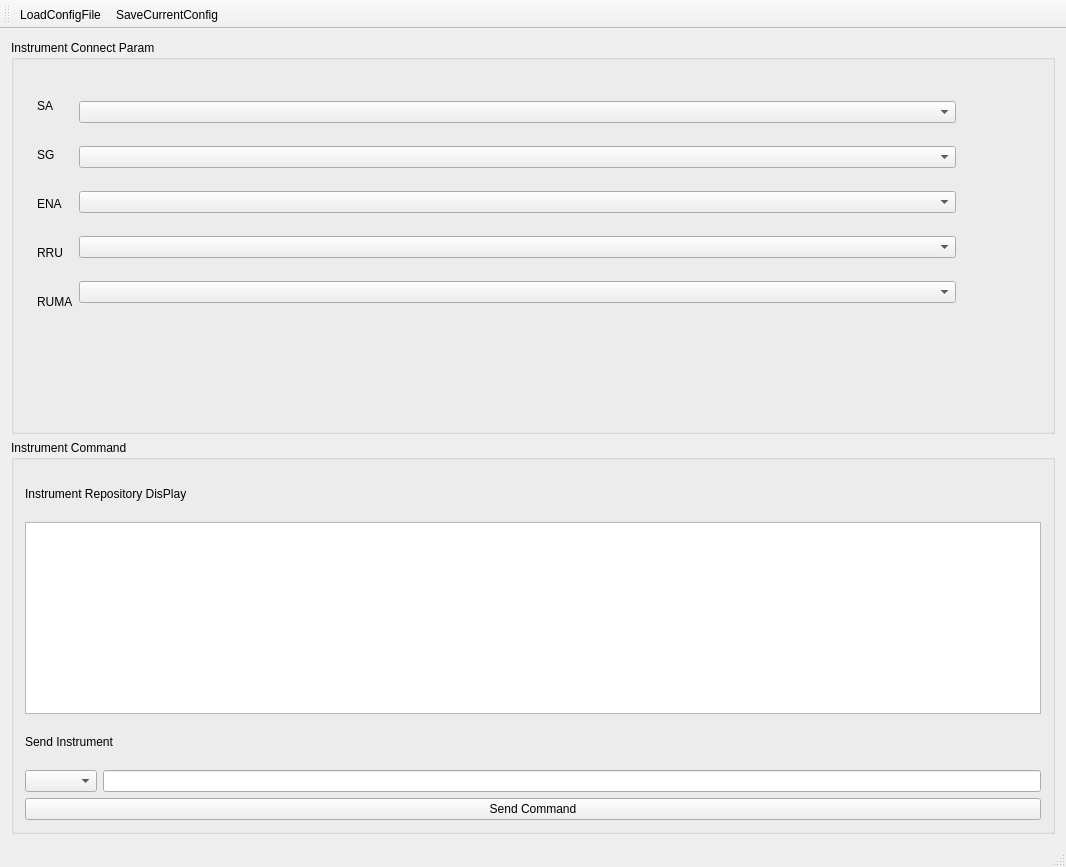
Above: QTest/InstumentSet.ui from pengjianaixue/SocketLib before the change. Below: the same form after it.
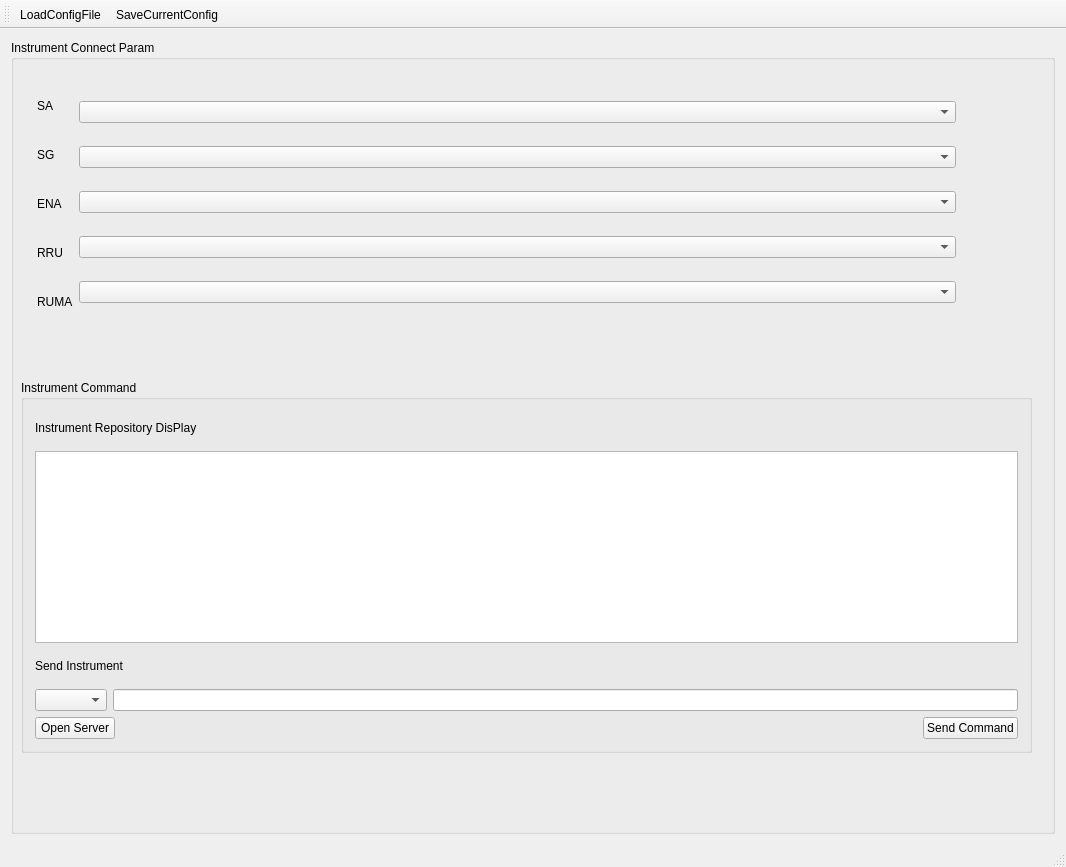
That is the form after the change. Icons and pictures are not drawn.

Commit message: Add Tcp and Udp Single Class File

Diff of the .ui file:
```diff
--- a/QTest/InstumentSet.ui
+++ b/QTest/InstumentSet.ui
@@ -15,8 +15,20 @@
   </property>
   <widget class="QWidget" name="centralWidget">
    <layout class="QGridLayout" name="gridLayout">
-    <item row="1" column="0">
+    <item row="0" column="0">
+     <widget class="QGroupBox" name="groupBox">
+      <property name="title">
+       <string>Instrument Connect Param</string>
+      </property>
      <widget class="QGroupBox" name="groupBox_2">
+       <property name="geometry">
+        <rect>
+         <x>10</x>
+         <y>340</y>
+         <width>1011</width>
+         <height>373</height>
+        </rect>
+       </property>
       <property name="title">
        <string>Instrument Command</string>
       </property>
@@ -73,6 +85,28 @@
         </layout>
        </item>
        <item>
+         <layout class="QHBoxLayout" name="horizontalLayout_3">
+          <item>
+           <widget class="QPushButton" name="pushButton_openserver">
+            <property name="text">
+             <string>Open Server</string>
+            </property>
+           </widget>
+          </item>
+          <item>
+           <spacer name="horizontalSpacer">
+            <property name="orientation">
+             <enum>Qt::Horizontal</enum>
+            </property>
+            <property name="sizeHint" stdset="0">
+             <size>
+              <width>40</width>
+              <height>20</height>
+             </size>
+            </property>
+           </spacer>
+          </item>
+          <item>
         <widget class="QPushButton" name="pushButton">
          <property name="text">
           <string>Send Command</string>
@@ -80,14 +114,10 @@
         </widget>
        </item>
       </layout>
-     </widget>
-    </item>
-    <item row="0" column="0">
-     <widget class="QGroupBox" name="groupBox">
-      <property name="title">
-       <string>Instrument Connect Param</string>
-      </property>
-      <widget class="QWidget" name="">
+        </item>
+       </layout>
+      </widget>
+      <widget class="QWidget" name="layoutWidget">
        <property name="geometry">
         <rect>
          <x>15</x>
```
Left out of the diff: 9 changed lines with no effect on the pictures. Lines whose indentation alone changed are shown as unchanged. The commit also changes 18 other files.
